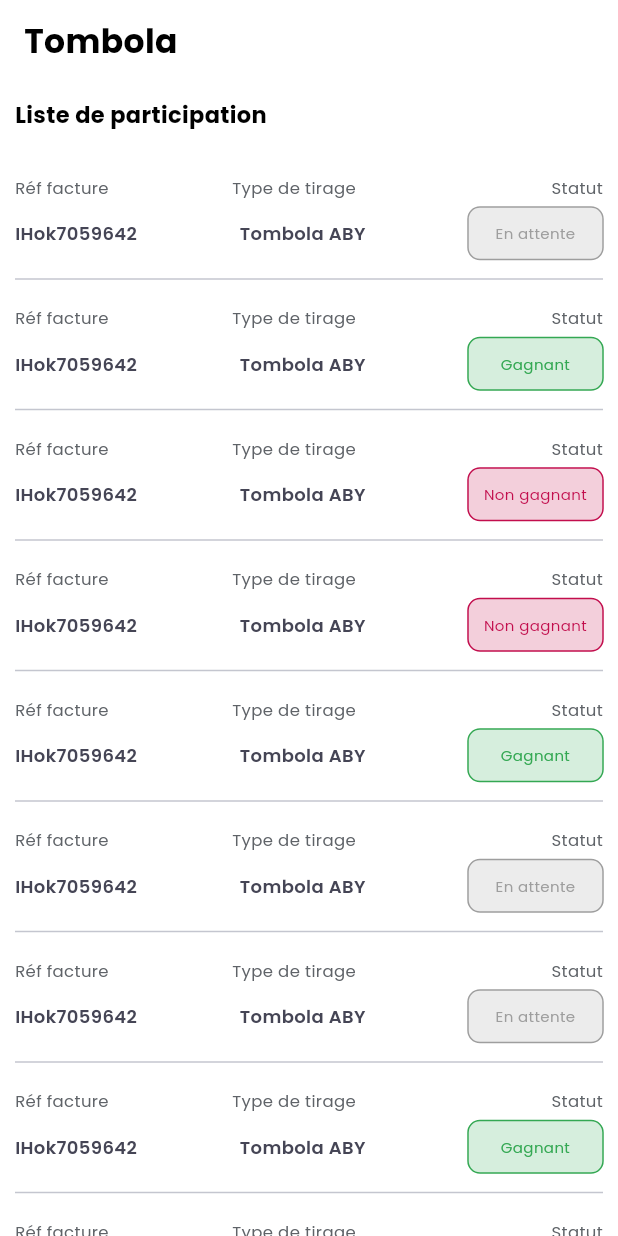
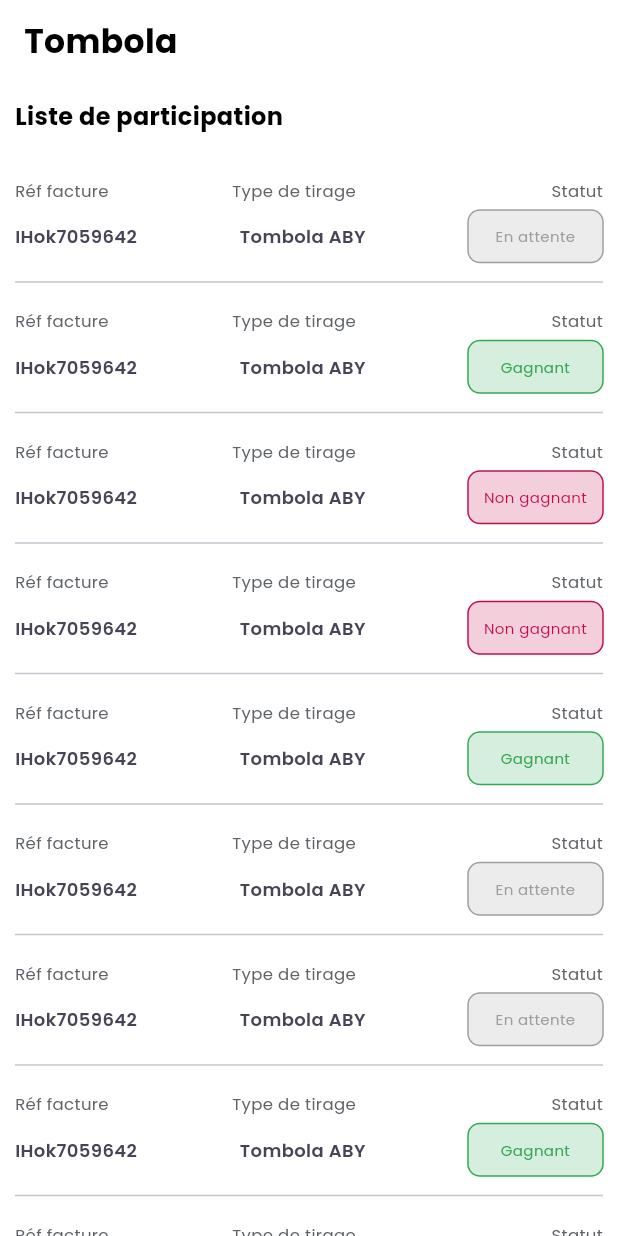
Before and after one commit to Djenh/TaxPayer, a Flutter app: the TombolaPage screen opened directly, on a phone screen of 412 x 824 dp. Run offline on Flutter 3.47's test engine with Material 3 defaults, Android fonts, the phone set to English and light mode, and no system bars; our stand-ins replace cached_network_image, connectivity_plus, dartz, dio, flutter_dotenv, flutter_keyboard_visibility and 17 more; missing offline and left inert: dotted_dashed_line, flutter_regex, mobile_scanner, talker_dio_logger; accounts and stored records are empty; generated files the repository leaves out were written again; project files that could hold a hidden picture were left out.

Commit message:
UI Tombola terminé

```diff
--- a/lib/presentation/features/sales/tombola/screens/tombola_page.dart
+++ b/lib/presentation/features/sales/tombola/screens/tombola_page.dart
@@ -214,7 +214,7 @@ class _TombolaPageState extends State<TombolaPage> {
             mainAxisAlignment: MainAxisAlignment.start,
             crossAxisAlignment: CrossAxisAlignment.start,
             children: [
-              buildText(context, "Liste de participation", 15, Colors.black, fontWeight: FontWeight.w700),
+              buildText(context, "Liste de participation", 16, Colors.black, fontWeight: FontWeight.w700),
               const SizedBox(height: padding20,),
               ListView.builder(
                 shrinkWrap: true,
```
